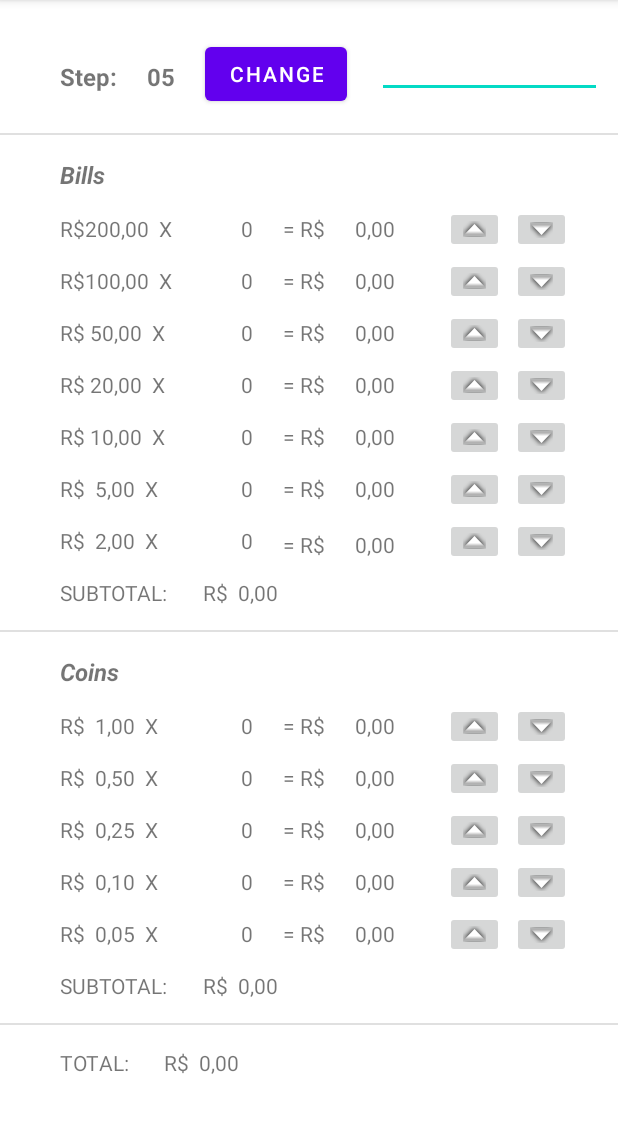
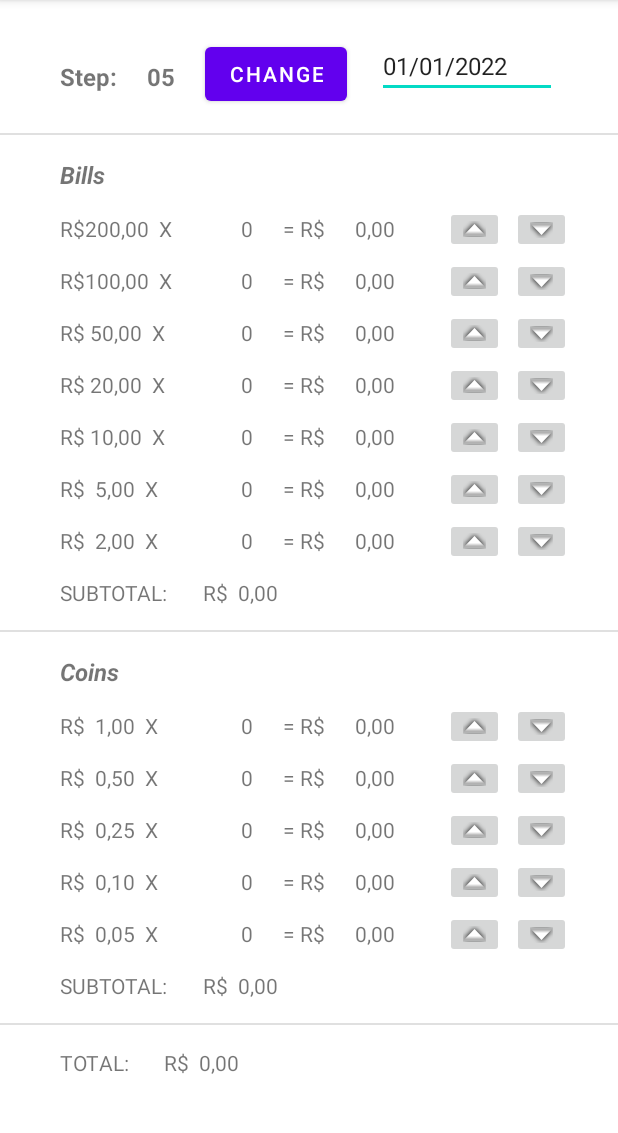
Before and after one commit to pzoliveira/SumOfDonations, an Android app: the screen it shows after launch (MainActivity), after a tap on an icon or button, on a phone screen of 412 x 824 dp, the part 84-1217 px from its top. Run offline under Robolectric (Android 15) with nearby library versions, the phone set to English and light mode, and no system bars; 2 other taps on this screen came first.

Commit message:
Retifies some bugs and layout.

```diff
--- a/app/src/main/java/com/example/sumofdonations/MainActivity.java
+++ b/app/src/main/java/com/example/sumofdonations/MainActivity.java
@@ -373,7 +373,7 @@ public class MainActivity extends AppCompatActivity {
         Float total2bks = Float.parseFloat(tvTtl2bks.getText().toString().replace(',','.'));
         subtotalRslt += total200bks + total100bks + total50bks + total20bks + total10bks + total5bks + total2bks;
         String subtotalDisp = String.format(Locale.FRENCH, "R$  %.2f", subtotalRslt);
-        tvTotalValue.setText(subtotalDisp);
+        tvSubtotalBills.setText(subtotalDisp);
     }
 
     public void evaluateSubtotalCoins(){
@@ -385,7 +385,7 @@ public class MainActivity extends AppCompatActivity {
         Float total5cts = Float.parseFloat(tvTtl5cts.getText().toString().replace(',','.'));
         subtotalRslt += total100cts + total50cts + total25cts + total10cts + total5cts;
         String subtotalDisp = String.format(Locale.FRENCH, "R$  %.2f", subtotalRslt);
-        tvTotalValue.setText(subtotalDisp);
+        tvSubtotalCoins.setText(subtotalDisp);
     }
 
     public void evaluateTotal(){
--- a/app/src/main/res/layout/activity_main.xml
+++ b/app/src/main/res/layout/activity_main.xml
@@ -491,7 +491,7 @@
         android:layout_width="wrap_content"
         android:layout_height="wrap_content"
         android:layout_marginStart="@dimen/nextalign"
-        android:layout_marginTop="18dp"
+        android:layout_marginTop="@dimen/interalign"
         android:text="= R$"
         app:layout_constraintStart_toEndOf="@+id/txtQty2bks"
         app:layout_constraintTop_toBottomOf="@+id/txtTtl5bks" />
@@ -501,7 +501,7 @@
         android:layout_width="wrap_content"
         android:layout_height="wrap_content"
         android:layout_marginStart="@dimen/nextalign"
-        android:layout_marginTop="18dp"
+        android:layout_marginTop="@dimen/interalign"
         android:text="0,00"
         app:layout_constraintStart_toEndOf="@+id/txtInd2bks"
         app:layout_constraintTop_toBottomOf="@+id/txtTtl5bks" />
@@ -885,12 +885,14 @@
 
     <EditText
         android:id="@+id/editTextDate"
-        android:layout_width="150dp"
+        android:layout_width="120dp"
         android:layout_height="40dp"
         android:layout_marginStart="@dimen/nextalign"
         android:layout_marginTop="@dimen/topbtnalign"
         android:ems="10"
         android:inputType="date"
+        android:singleLine="true"
+        android:text="01/01/2022"
         android:textSize="16sp"
         app:layout_constraintStart_toEndOf="@id/btnChange"
         app:layout_constraintTop_toTopOf="parent" />
```
